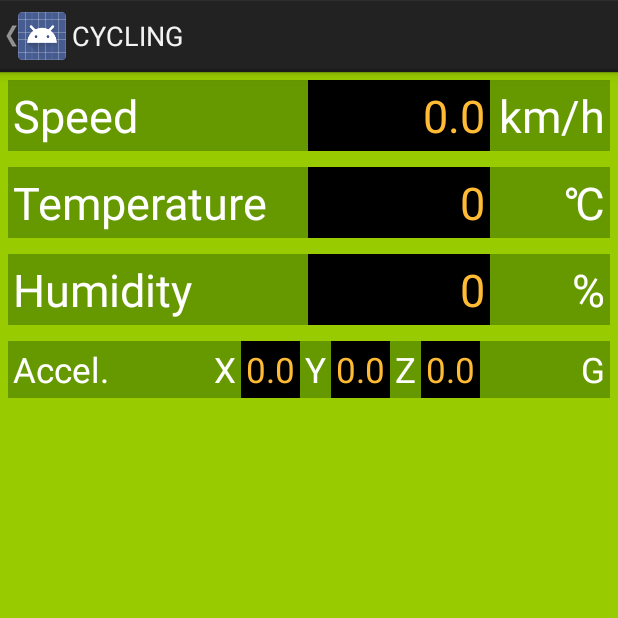
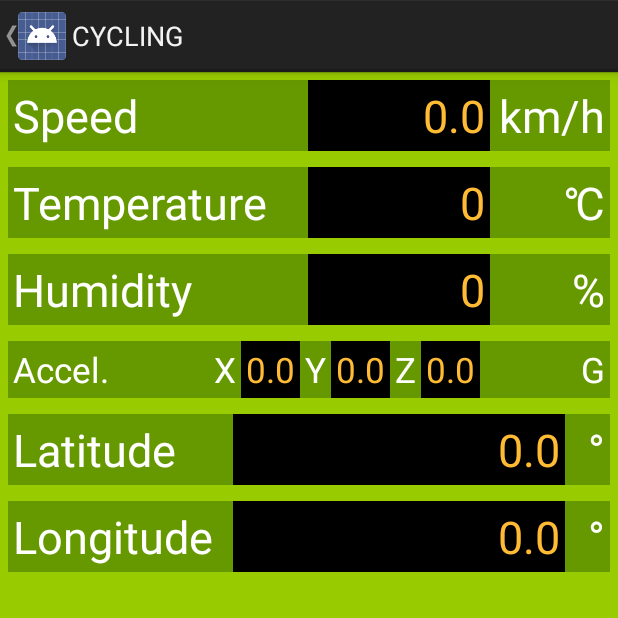
Before and after one commit to araobp/bicycle, an Android app: the CyclingActivity screen opened directly, with no data from a screen before it, on a phone screen of 412 x 824 dp, the top half of it. Run offline under Robolectric (Android 15) with nearby library versions, the phone set to English and light mode, and no system bars; our stand-ins replace EventBus.

```diff
--- a/src/app/src/main/java/jp/araobp/iot/cli/CliActivity.kt
+++ b/src/app/src/main/java/jp/araobp/iot/cli/CliActivity.kt
@@ -227,7 +227,7 @@ class CliActivity : Activity() {
             mFusedLocationClient!!.lastLocation!!.addOnSuccessListener { location ->
                 val latitude = location.latitude.toString()
                 val longitude = location.longitude.toString()
-                val uri = Uri.parse("geo:%s,%s?z=13".format(latitude,longitude))
+                val uri = Uri.parse("geo:$latitude,$longitude?z=13")
                 val intent = Intent(Intent.ACTION_VIEW, uri)
                 startActivity(intent)
             }
@@ -239,7 +239,7 @@ class CliActivity : Activity() {
         registerReceiver(mUsbReceiver, filter)
 
         ActivityCompat.requestPermissions(this,
-                arrayOf<String>(Manifest.permission.ACCESS_FINE_LOCATION,
+                arrayOf(Manifest.permission.ACCESS_FINE_LOCATION,
                         Manifest.permission.ACCESS_COARSE_LOCATION), PERMISSION_LOCATION_CODE)
 
         mFusedLocationClient = LocationServices.getFusedLocationProviderClient(this)
--- a/src/app/src/main/java/jp/araobp/iot/sensor_network/SensorNetworkEvent.kt
+++ b/src/app/src/main/java/jp/araobp/iot/sensor_network/SensorNetworkEvent.kt
@@ -12,7 +12,7 @@ class SensorNetworkEvent {
                           var rawData: String,
                           var deviceId: Int? = null,
                           var type: String? = null,
-                          var data: List<Any>? = null,
+                          var data: List<Any?>? = null,
                           var schedulerInfo: SchedulerInfo? = null)
 
     /**
--- a/src/app/src/main/java/jp/araobp/iot/sensor_network/SensorNetworkProtocol.kt
+++ b/src/app/src/main/java/jp/araobp/iot/sensor_network/SensorNetworkProtocol.kt
@@ -22,6 +22,7 @@ object SensorNetworkProtocol {
     const val UINT8_T           = "UINT8_T"
     const val INT16_T           = "INT16_T"
     const val UINT16_T          = "UINT16_T"
+    const val DOUBLE            = "DOUBLE"  // for android-built-in sensors
 
     // Sensors on the sensor network
     const val AQM1602XA_RN_GBW  = 16
@@ -33,5 +34,6 @@ object SensorNetworkProtocol {
     const val AMBIENT_TEMPERATURE = 64
     const val RELATIVE_HUMIDITY = 65
     const val ACCELEROMETER = 66
+    const val FUSED_LOCATION = 67
 
 }
--- a/src/app/src/main/res/layout/activity_cycling.xml
+++ b/src/app/src/main/res/layout/activity_cycling.xml
@@ -233,4 +233,88 @@
 
     </LinearLayout>
 
+    <LinearLayout
+        android:layout_width="match_parent"
+        android:layout_height="wrap_content"
+        android:layout_margin="@dimen/margin"
+        android:background="@android:color/holo_green_dark"
+        android:orientation="horizontal">
+
+        <TextView
+            android:id="@+id/textViewLatitudeLabel"
+            android:layout_width="wrap_content"
+            android:layout_height="wrap_content"
+            android:minWidth="150sp"
+            android:padding="@dimen/padding"
+            android:text="Latitude"
+            android:textColor="@android:color/background_light"
+            android:textSize="@dimen/cycling_text_size" />
+
+        <TextView
+            android:id="@+id/textViewLatitudeValue"
+            android:layout_width="wrap_content"
+            android:layout_height="match_parent"
+            android:layout_weight="1"
+            android:background="@android:color/background_dark"
+            android:gravity="right"
+            android:padding="@dimen/padding"
+            android:text="0.0"
+            android:textColor="@android:color/holo_orange_light"
+            android:textSize="@dimen/cycling_text_size" />
+
+        <TextView
+            android:id="@+id/textLatitudeUnit"
+            android:layout_width="wrap_content"
+            android:layout_height="wrap_content"
+            android:gravity="right"
+            android:minWidth="30sp"
+            android:padding="@dimen/padding"
+            android:text="°"
+            android:textColor="@android:color/background_light"
+            android:textSize="@dimen/cycling_text_size" />
+
+    </LinearLayout>
+
+    <LinearLayout
+        android:layout_width="match_parent"
+        android:layout_height="wrap_content"
+        android:layout_margin="@dimen/margin"
+        android:background="@android:color/holo_green_dark"
+        android:orientation="horizontal">
+
+        <TextView
+            android:id="@+id/textViewLogitudeLabel"
+            android:layout_width="wrap_content"
+            android:layout_height="wrap_content"
+            android:minWidth="150sp"
+            android:padding="@dimen/padding"
+            android:text="Longitude"
+            android:textColor="@android:color/background_light"
+            android:textSize="@dimen/cycling_text_size" />
+
+        <TextView
+            android:id="@+id/textViewLogitudeValue"
+            android:layout_width="wrap_content"
+            android:layout_height="match_parent"
+            android:layout_weight="1"
+            android:background="@android:color/background_dark"
+            android:gravity="right"
+            android:padding="@dimen/padding"
+            android:text="0.0"
+            android:textColor="@android:color/holo_orange_light"
+            android:textSize="@dimen/cycling_text_size" />
+
+        <TextView
+            android:id="@+id/textLongitudeUnit"
+            android:layout_width="wrap_content"
+            android:layout_height="wrap_content"
+            android:gravity="right"
+            android:minWidth="30sp"
+            android:padding="@dimen/padding"
+            android:text="°"
+            android:textColor="@android:color/background_light"
+            android:textSize="@dimen/cycling_text_size" />
+
+    </LinearLayout>
+
 </LinearLayout>
```
Also changed, not shown: src/app/src/main/java/jp/araobp/iot/edge_computing/plugin/cycling/Cycling.kt (+11 -6 lines), src/app/src/main/java/jp/araobp/iot/edge_computing/plugin/cycling/CyclingActivity.kt (+25 -5 lines), src/app/src/main/java/jp/araobp/iot/sensor_network/SensorNetworkService.kt (+44 -6 lines).
